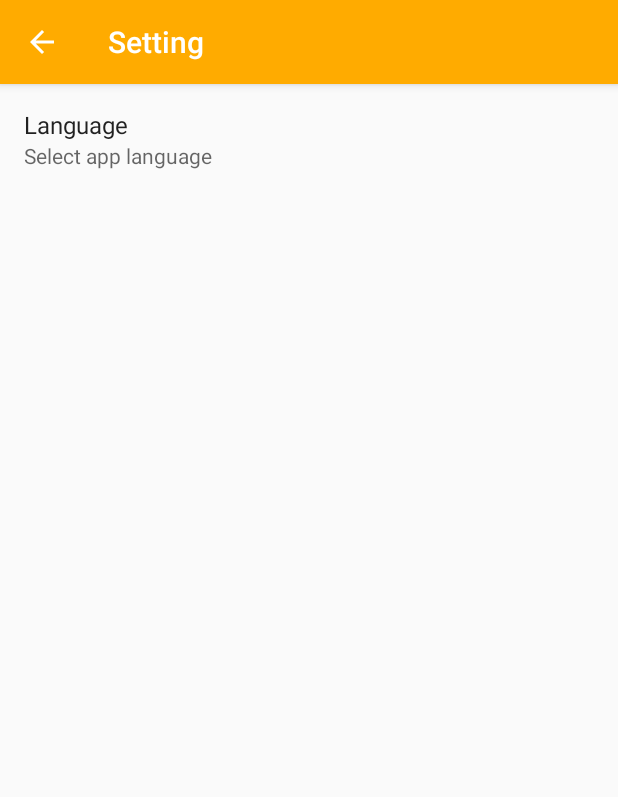
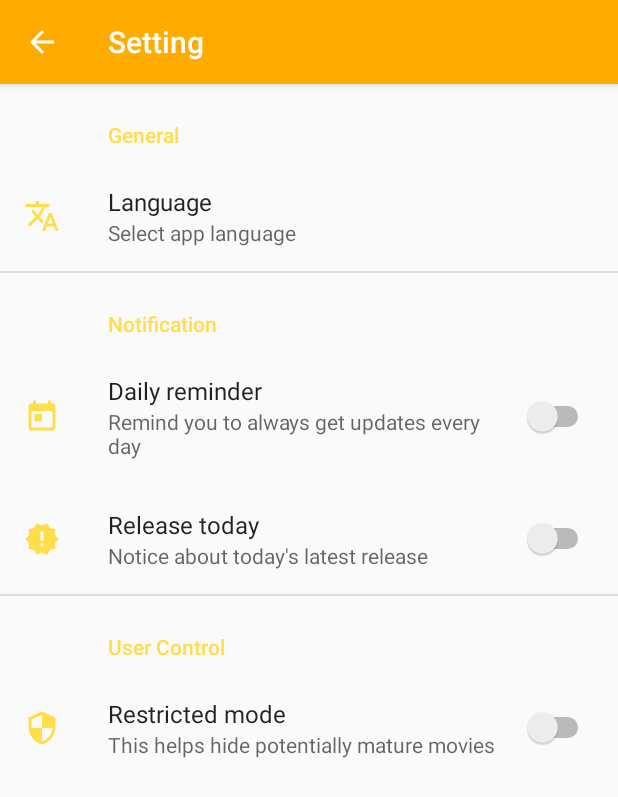
Before and after one commit to mustofa-id/amber-movie, an Android app: the SettingFragment screen opened directly, with no data from a screen before it, on a phone screen of 412 x 824 dp. Shown: the top 797 px of the screen. Run offline under Robolectric (Android 15) with nearby library versions, the phone set to English and light mode, and no system bars; our stand-ins replace androidx.preference.

Commit message:
Add new settings

```diff
--- /dev/null
+++ b/app/src/main/res/drawable/ic_prefs_daily_reminder_black_24dp.xml
@@ -0,0 +1,10 @@
+<vector xmlns:android="http://schemas.android.com/apk/res/android"
+  android:width="24dp"
+  android:height="24dp"
+  android:tint="@color/colorAccent"
+  android:viewportWidth="24.0"
+  android:viewportHeight="24.0">
+  <path
+    android:fillColor="#FF000000"
+    android:pathData="M19,3h-1L18,1h-2v2L8,3L8,1L6,1v2L5,3c-1.11,0 -1.99,0.9 -1.99,2L3,19c0,1.1 0.89,2 2,2h14c1.1,0 2,-0.9 2,-2L21,5c0,-1.1 -0.9,-2 -2,-2zM19,19L5,19L5,8h14v11zM7,10h5v5L7,15z" />
+</vector>
--- /dev/null
+++ b/app/src/main/res/drawable/ic_prefs_lang_black_24dp.xml
@@ -0,0 +1,10 @@
+<vector xmlns:android="http://schemas.android.com/apk/res/android"
+  android:width="24dp"
+  android:height="24dp"
+  android:tint="@color/colorAccent"
+  android:viewportWidth="24.0"
+  android:viewportHeight="24.0">
+  <path
+    android:fillColor="#FF000000"
+    android:pathData="M12.87,15.07l-2.54,-2.51 0.03,-0.03c1.74,-1.94 2.98,-4.17 3.71,-6.53L17,6L17,4h-7L10,2L8,2v2L1,4v1.99h11.17C11.5,7.92 10.44,9.75 9,11.35 8.07,10.32 7.3,9.19 6.69,8h-2c0.73,1.63 1.73,3.17 2.98,4.56l-5.09,5.02L4,19l5,-5 3.11,3.11 0.76,-2.04zM18.5,10h-2L12,22h2l1.12,-3h4.75L21,22h2l-4.5,-12zM15.88,17l1.62,-4.33L19.12,17h-3.24z" />
+</vector>
--- /dev/null
+++ b/app/src/main/res/drawable/ic_prefs_release_today_black_24dp.xml
@@ -0,0 +1,10 @@
+<vector xmlns:android="http://schemas.android.com/apk/res/android"
+  android:width="24dp"
+  android:height="24dp"
+  android:tint="@color/colorAccent"
+  android:viewportWidth="24.0"
+  android:viewportHeight="24.0">
+  <path
+    android:fillColor="#FF000000"
+    android:pathData="M23,12l-2.44,-2.78 0.34,-3.68 -3.61,-0.82 -1.89,-3.18L12,3 8.6,1.54 6.71,4.72l-3.61,0.81 0.34,3.68L1,12l2.44,2.78 -0.34,3.69 3.61,0.82 1.89,3.18L12,21l3.4,1.46 1.89,-3.18 3.61,-0.82 -0.34,-3.68L23,12zM13,17h-2v-2h2v2zM13,13h-2L11,7h2v6z" />
+</vector>
--- /dev/null
+++ b/app/src/main/res/drawable/ic_restricted_mode_black_24dp.xml
@@ -0,0 +1,10 @@
+<vector xmlns:android="http://schemas.android.com/apk/res/android"
+  android:width="24dp"
+  android:height="24dp"
+  android:tint="@color/colorAccent"
+  android:viewportWidth="24.0"
+  android:viewportHeight="24.0">
+  <path
+    android:fillColor="#FF000000"
+    android:pathData="M12,1L3,5v6c0,5.55 3.84,10.74 9,12 5.16,-1.26 9,-6.45 9,-12L21,5l-9,-4zM12,11.99h7c-0.53,4.12 -3.28,7.79 -7,8.94L12,12L5,12L5,6.3l7,-3.11v8.8z" />
+</vector>
--- a/app/src/main/res/values/strings.xml
+++ b/app/src/main/res/values/strings.xml
@@ -6,6 +6,12 @@
   <string name="title_tab_tv">TV Show</string>
   <string name="title_setting">Setting</string>
   <string name="title_prefs_lang">Language</string>
+  <string name="title_prefs_category_general">General</string>
+  <string name="title_prefs_category_notification">Notification</string>
+  <string name="title_prefs_category_user_control">User Control</string>
+  <string name="title_prefs_daily_reminder">Daily reminder</string>
+  <string name="title_prefs_release_today">Release today</string>
+  <string name="title_prefs_restricted_mode">Restricted mode</string>
   <string name="title_movie_discover">Discover</string>
   <string name="title_movie_favorite">Favorite</string>
   <string name="title_others">Others</string>
@@ -13,6 +19,9 @@
   <string name="desc_poster_image">Poster image</string>
   <string name="desc_backdrop_image">Backdrop image</string>
   <string name="desc_prefs_lang">Select app language</string>
+  <string name="desc_prefs_daily_reminder">Remind you to always get updates every day</string>
+  <string name="desc_prefs_release_today">Notice about today\'s latest release</string>
+  <string name="desc_prefs_restricted_mode">This helps hide potentially mature movies</string>
   <string name="desc_drawer_close">Close navigation drawer</string>
   <string name="desc_drawer_open">Open  navigation drawer</string>
 
@@ -48,6 +57,9 @@
   <string name="text_subheading_original_title">Original Title</string>
 
   <string name="key_prefs_lang" translatable="false">prefs_lang</string>
+  <string name="key_prefs_daily_reminder" translatable="false">prefs_daily_reminder</string>
+  <string name="key_prefs_release_today" translatable="false">prefs_release_today</string>
+  <string name="key_prefs_restricted_mode" translatable="false">prefs_restricted_mode</string>
 
   <string name="mock_popularity" translatable="false">442.543</string>
   <string name="mock_vote_count" translatable="false">216</string>
--- a/app/src/main/res/xml/preferences.xml
+++ b/app/src/main/res/xml/preferences.xml
@@ -1,13 +1,39 @@
 <?xml version="1.0" encoding="utf-8"?>
-<PreferenceScreen xmlns:android="http://schemas.android.com/apk/res/android"
-  xmlns:app="http://schemas.android.com/apk/res-auto">
+<PreferenceScreen xmlns:android="http://schemas.android.com/apk/res/android">
+
+  <PreferenceCategory android:title="@string/title_prefs_category_general">
 
     <ListPreference
       android:entries="@array/prefs_entries_lang"
       android:entryValues="@array/prefs_entryValues_lang"
+      android:icon="@drawable/ic_prefs_lang_black_24dp"
       android:key="@string/key_prefs_lang"
       android:negativeButtonText="@string/action_cancel"
       android:summary="@string/desc_prefs_lang"
-    android:title="@string/title_prefs_lang"
-    app:iconSpaceReserved="false" />
+      android:title="@string/title_prefs_lang" />
+  </PreferenceCategory>
+
+  <PreferenceCategory android:title="@string/title_prefs_category_notification">
+
+    <SwitchPreference
+      android:icon="@drawable/ic_prefs_daily_reminder_black_24dp"
+      android:key="@string/desc_prefs_daily_reminder"
+      android:summary="@string/desc_prefs_daily_reminder"
+      android:title="@string/title_prefs_daily_reminder" />
+
+    <SwitchPreference
+      android:icon="@drawable/ic_prefs_release_today_black_24dp"
+      android:key="@string/desc_prefs_release_today"
+      android:summary="@string/desc_prefs_release_today"
+      android:title="@string/title_prefs_release_today" />
+  </PreferenceCategory>
+
+  <PreferenceCategory android:title="@string/title_prefs_category_user_control">
+
+    <SwitchPreference
+      android:icon="@drawable/ic_restricted_mode_black_24dp"
+      android:key="@string/desc_prefs_restricted_mode"
+      android:summary="@string/desc_prefs_restricted_mode"
+      android:title="@string/title_prefs_restricted_mode" />
+  </PreferenceCategory>
 </PreferenceScreen>
```
Also changed, not shown: 1 other file. Lines whose indentation alone changed are shown as unchanged.
